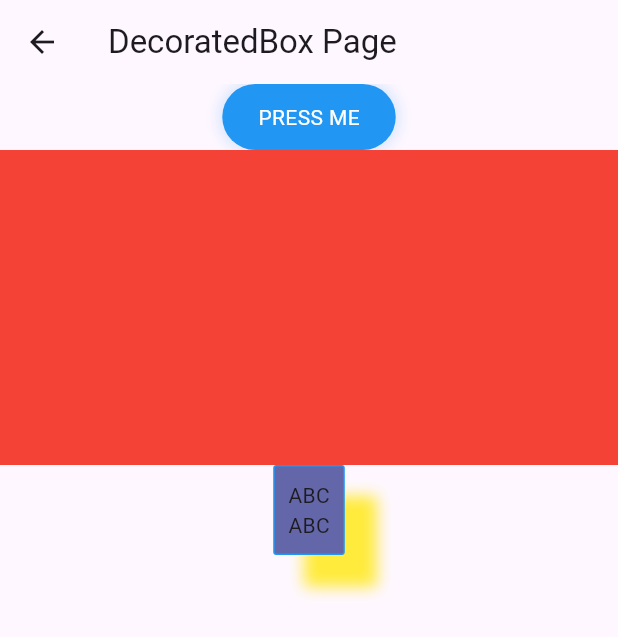
After one commit to ReasonCool/flutter, a Flutter app: the DecoratedBoxPage screen opened by its route, on a phone screen of 412 x 824 dp. The commit adds this screen. Shown: the top 637 px of the screen. Run offline on Flutter 3.47's test engine with Material 3 defaults, Android fonts, the phone set to English and light mode, and no system bars.

Commit message:
新增展示功能
新增：
align, decorate,layoutBuild,progressIndicator

```diff
--- a/ios_flutter/lib/constant/app_context.dart
+++ b/ios_flutter/lib/constant/app_context.dart
@@ -1,5 +1,9 @@
 import 'package:flutter/material.dart';
 import 'package:ios_flutter/view/home/home.dart';
+import 'package:ios_flutter/view/sub_page/layout_build_page.dart';
+import 'package:ios_flutter/view/sub_page/align_page.dart';
+import 'package:ios_flutter/view/sub_page/decorated_box_page.dart';
+import 'package:ios_flutter/view/sub_page/progress_Indicator_page.dart';
 import 'package:ios_flutter/view/sub_page/text_page.dart';
 import 'package:ios_flutter/view/sub_page/textFromField/form_page.dart';
 import 'package:ios_flutter/view/sub_page/textField/textfield_page.dart';
@@ -24,6 +28,10 @@ import 'package:ios_flutter/view/sub_page/navi_transfor_data_stateful.dart';
 
 enum AppRoutes {
   homeName('/HomeName'),
+  layoutBuildPageName('/LayoutBuildPageName'),
+  decoratedBoxPageName('/DecoratedBoxPageName'),
+  alignPageName('/AlignPageName'),
+  progressIndicatorName('/ProgressIndicatorName'),
   textPageName('/TextPageName'),
   textFieldPageName('/TextFieldPageName'),
   formPageName('/FormPageName'),
@@ -50,6 +58,10 @@ enum AppRoutes {
  //設定畫面路由名稱與路由對應
   static Map<String,WidgetBuilder> get routes =>{
   homeName.path: (_) => const HomePage(),
+  layoutBuildPageName.path: (_) => const LayoutBuildPage(),
+  decoratedBoxPageName.path:(_)=>const DecoratedBoxPage(),
+  alignPageName.path: (_) => const AlignPage(),
+  progressIndicatorName.path: (_) => const ProgressIndicatorPage(),
   textPageName.path: (_) => const TextPage(),
   formPageName.path:(_) => const FormPage(),
   textFieldPageName.path: (_) => const TextFieldPage(),
@@ -74,6 +86,10 @@ enum AppRoutes {
 
   static Map<String,Map<String,String>> get rountNames => {
     //homeName.path: "首頁",arg
+    layoutBuildPageName.path:{'title':'Layout Build Page 取得設備尺寸 '},
+    decoratedBoxPageName.path:{'title':'DecoratedBox '},
+    alignPageName.path: {"title":"align定位"},
+    progressIndicatorName.path: {"title":"進度與等待"},
     imageTestName.path: {"title":"本地與遠端圖片"} ,
     textPageName.path : {"title":"Text"},
      textFieldPageName.path : {"title":"TextField"},
--- /dev/null
+++ b/ios_flutter/lib/view/sub_page/decorated_box_page.dart
@@ -0,0 +1,74 @@
+import 'package:flutter/material.dart';
+
+class DecoratedBoxPage extends StatelessWidget{
+
+  const DecoratedBoxPage ({Key? key}): super (key:key);
+
+  @override
+  Widget build(BuildContext context){
+    return Scaffold(
+      appBar: AppBar(title: Text("DecoratedBox Page"),),
+      body:Column(
+          children: [
+                    DecoratedBox(
+              decoration: BoxDecoration(
+                borderRadius: BorderRadius.circular(30),
+                gradient: LinearGradient(
+                  colors: [Colors.blue!, Colors.blue!],
+                  begin: Alignment.topLeft,
+                  end: Alignment.bottomRight,
+                ),
+                boxShadow: [
+                  BoxShadow(
+                    color: Colors.blue.withOpacity(0.2),
+                    spreadRadius: 2,
+                    blurRadius: 8,
+                  ),
+                ],
+              ),
+              child: Material(
+                color: Colors.transparent,
+                child: InkWell(
+                  borderRadius: BorderRadius.circular(30),
+                  onTap: () {},
+                  child: Padding(
+                    padding: EdgeInsets.symmetric(horizontal: 24, vertical: 12),
+                    child: Text('PRESS ME', style: TextStyle(color: Colors.white)),
+                  ),
+                ),
+              ),
+            ),
+           DecoratedBox(
+              decoration: BoxDecoration(color: Colors.red),
+              child: Center(
+               // widthFactor: 1,
+                heightFactor: 10,
+                child:Text("") ,
+              ),
+           ),
+
+          DecoratedBox(
+             decoration: BoxDecoration(
+              color: const Color.fromRGBO(99, 102, 169, 1),
+              borderRadius: BorderRadius.circular(2),
+              border: Border.all(width: 1, color: Colors.blue),
+              boxShadow: [
+                BoxShadow(
+                  color: Colors.yellow,
+                  blurRadius: 8,
+                  offset: Offset(21, 21),
+                ),
+              ],
+            ),
+                child:Padding(padding: EdgeInsets.all(10),child:Column(children: [
+                Text("ABC"),Text("ABC"),
+                ] ) ,
+              ),
+          ),
+          ]
+      ),
+
+
+    );
+  }
+}
```
Also changed, not shown: ios_flutter/lib/view/sub_page/align_page.dart (added, +30 -0 lines), ios_flutter/lib/view/sub_page/progress_Indicator_page.dart (added, +46 -0 lines).
